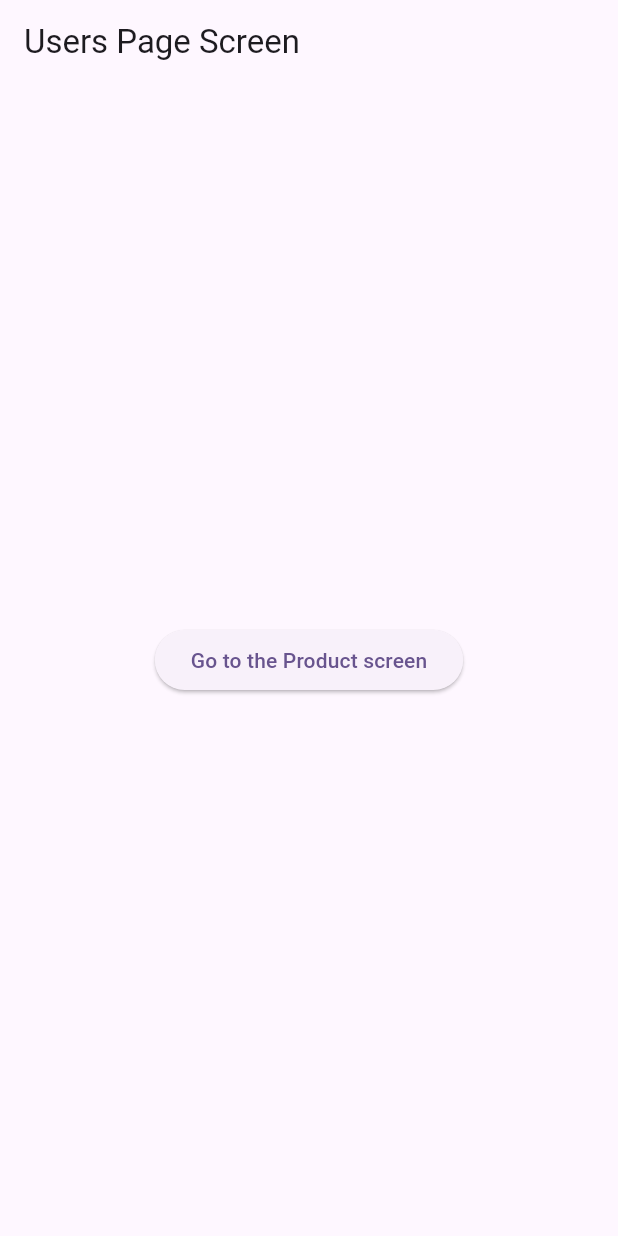
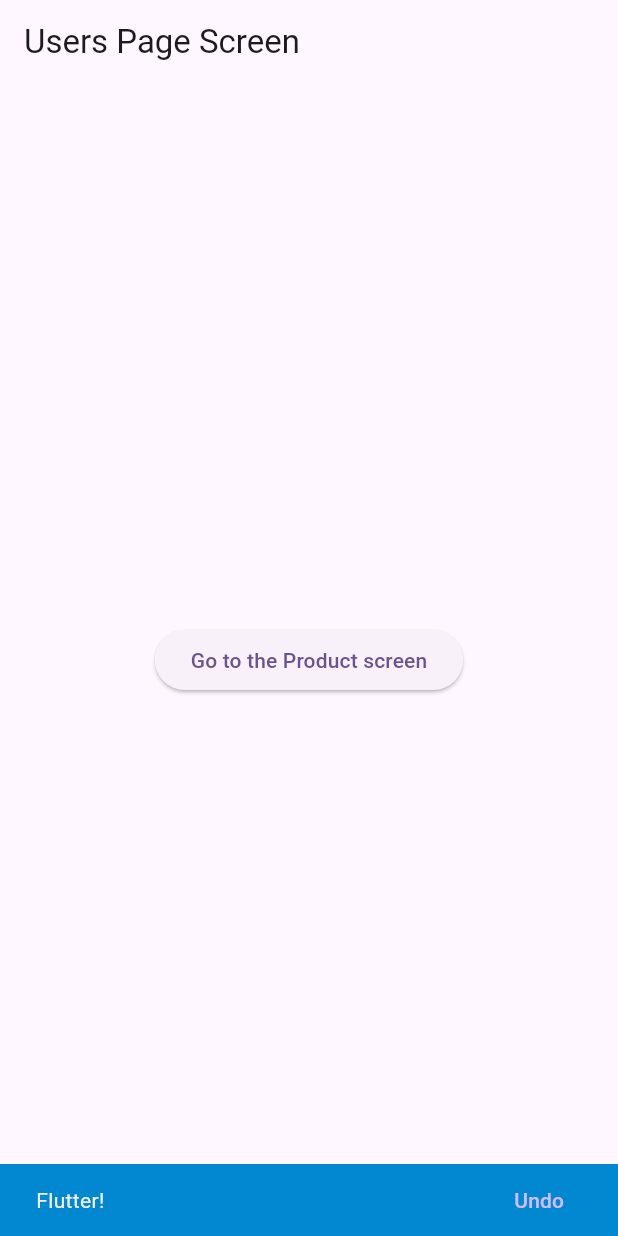
Before and after one commit to jccallves/test_project_flutter, a Flutter app: the screen it shows after launch, after a tap on "Go to the User Page", on a phone screen of 412 x 824 dp. Run offline on Flutter 3.47's test engine with Material 3 defaults, Android fonts, the phone set to English and light mode, and no system bars; our stand-ins replace bloc, equatable, flutter_bloc, go_router, google_fonts, logger; Roboto replaces fonts that are missing (Alata, Allura).

Commit message:
Custom snackbar

```diff
--- a/lib/core/presentation/pages/counter_page.dart
+++ b/lib/core/presentation/pages/counter_page.dart
@@ -37,7 +37,18 @@ class _CounterPageState extends State<CounterPage> {
               ),
             ),
             ElevatedButton(
-              onPressed: () => context.go('/users'),
+              onPressed: () => {
+                context.go('/users'),
+                ScaffoldMessenger.of(context)
+                  ..hideCurrentSnackBar()
+                  ..showSnackBar(
+                    SnackBar(
+                      backgroundColor: Colors.lightBlue[700],
+                      content: const Text('Flutter!'),
+                      action: SnackBarAction(label: 'Undo', onPressed: () {}),
+                    ),
+                  )
+              },
               child: Text('Go to the User Page', style: GoogleFonts.abel()),
             ),
           ],
--- a/lib/main.dart
+++ b/lib/main.dart
@@ -1,10 +1,8 @@
 import 'package:flutter/material.dart';
 import 'package:flutter_bloc/flutter_bloc.dart';
-import 'package:go_router/go_router.dart';
 import 'package:test_project/core/application/configs/rotas.dart';
 import 'package:test_project/core/presentation/cubit/counter/counter_cubit.dart';
 import 'package:test_project/core/presentation/cubit/product/cubit/product_cubit.dart';
-import 'package:test_project/core/presentation/pages/counter_page.dart';
 
 void main() {
   runApp(const MyApp());
--- a/pubspec.yaml
+++ b/pubspec.yaml
@@ -39,6 +39,7 @@ dependencies:
   equatable: ^2.0.5
   go_router: ^14.2.7
   google_fonts: ^6.2.1
+  awesome_snackbar_content: ^0.1.4
 
 dev_dependencies:
   flutter_test:
```
Also changed, not shown: pubspec.lock, 1 other file.
